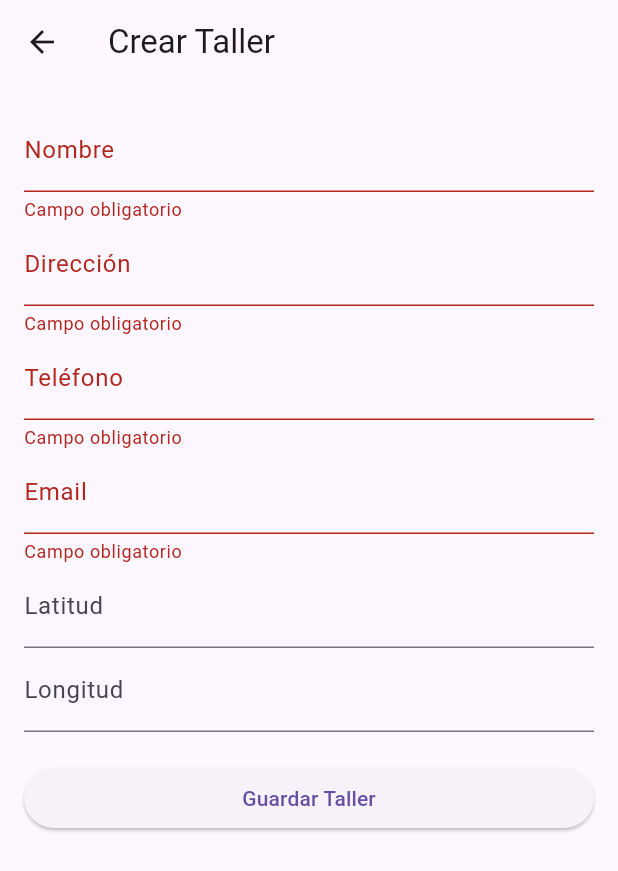
After one commit to oliivares/garage, a Flutter app: the CrearTallerScreen screen opened directly, after a tap on "Guardar Taller", on a phone screen of 412 x 824 dp. The commit adds this screen. Shown: the top 871 px of the screen. Run offline on Flutter 3.47's test engine with Material 3 defaults, Android fonts, the phone set to English and light mode, and no system bars; our stand-ins replace flutter_bloc, flutter_map, geolocator, latlong2, shared_preferences; accounts and stored records are empty.

Commit message:
gestionTalleres

```diff
--- /dev/null
+++ b/lib/features/gestionJefeTaller/data/models/taller.dart
@@ -0,0 +1,31 @@
+class Taller {
+  final int id;
+  final String nombre;
+  final String direccion;
+  final int telefono;
+  final String email;
+  final double latitud;
+  final double longitud;
+
+  Taller({
+    required this.id,
+    required this.nombre,
+    required this.direccion,
+    required this.telefono,
+    required this.email,
+    required this.latitud,
+    required this.longitud,
+  });
+
+  factory Taller.fromJson(Map<String, dynamic> json) {
+    return Taller(
+      id: json['id'],
+      nombre: json['nombre'],
+      direccion: json['direccion'],
+      telefono: json['telefono'],
+      email: json['email'],
+      latitud: json['latitud'],
+      longitud: json['longitud'],
+    );
+  }
+}
--- /dev/null
+++ b/lib/features/gestionJefeTaller/presentation/screens/crearTaller.dart
@@ -0,0 +1,114 @@
+import 'dart:convert';
+import 'package:flutter/material.dart';
+import 'package:http/http.dart' as http;
+import 'package:shared_preferences/shared_preferences.dart';
+
+class CrearTallerScreen extends StatefulWidget {
+  const CrearTallerScreen({super.key});
+
+  @override
+  State<CrearTallerScreen> createState() => _CrearTallerScreenState();
+}
+
+class _CrearTallerScreenState extends State<CrearTallerScreen> {
+  final _formKey = GlobalKey<FormState>();
+  final _nombreController = TextEditingController();
+  final _direccionController = TextEditingController();
+  final _telefonoController = TextEditingController();
+  final _emailController = TextEditingController();
+  final _latitudController = TextEditingController();
+  final _longitudController = TextEditingController();
+
+  Future<void> _guardarTaller() async {
+    if (!_formKey.currentState!.validate()) return;
+
+    try {
+      final prefs = await SharedPreferences.getInstance();
+      final token = prefs.getString("token") ?? '';
+
+      final url = Uri.parse('http://10.0.2.2/taller');
+      final response = await http.post(
+        url,
+        headers: {
+          'Content-Type': 'application/json',
+          'Authorization': 'Bearer $token',
+        },
+        body: jsonEncode({
+          "nombre": _nombreController.text.trim(),
+          "direccion": _direccionController.text.trim(),
+          "telefono": int.tryParse(_telefonoController.text.trim()) ?? 0,
+          "email": _emailController.text.trim(),
+          "latitud": double.tryParse(_latitudController.text.trim()) ?? 0.0,
+          "longitud": double.tryParse(_longitudController.text.trim()) ?? 0.0,
+        }),
+      );
+
+      if (response.statusCode == 200 || response.statusCode == 201) {
+        Navigator.pop(context, true);
+      } else {
+        ScaffoldMessenger.of(context).showSnackBar(
+          SnackBar(
+            content: Text('Error ${response.statusCode}: ${response.body}'),
+          ),
+        );
+      }
+    } catch (e) {
+      ScaffoldMessenger.of(
+        context,
+      ).showSnackBar(SnackBar(content: Text('Error al guardar taller: $e')));
+    }
+  }
+
+  @override
+  Widget build(BuildContext context) {
+    return Scaffold(
+      appBar: AppBar(title: const Text('Crear Taller')),
+      body: Padding(
+        padding: const EdgeInsets.all(16),
+        child: Form(
+          key: _formKey,
+          child: ListView(
+            children: [
+              TextFormField(
+                controller: _nombreController,
+                decoration: const InputDecoration(labelText: 'Nombre'),
+                validator: (v) => v!.isEmpty ? 'Campo obligatorio' : null,
+              ),
+              TextFormField(
+                controller: _direccionController,
+                decoration: const InputDecoration(labelText: 'Dirección'),
+                validator: (v) => v!.isEmpty ? 'Campo obligatorio' : null,
+              ),
+              TextFormField(
+                controller: _telefonoController,
+                decoration: const InputDecoration(labelText: 'Teléfono'),
+                keyboardType: TextInputType.number,
+                validator: (v) => v!.isEmpty ? 'Campo obligatorio' : null,
+              ),
+              TextFormField(
+                controller: _emailController,
+                decoration: const InputDecoration(labelText: 'Email'),
+                validator: (v) => v!.isEmpty ? 'Campo obligatorio' : null,
+              ),
+              TextFormField(
+                controller: _latitudController,
+                decoration: const InputDecoration(labelText: 'Latitud'),
+                keyboardType: TextInputType.number,
+              ),
+              TextFormField(
+                controller: _longitudController,
+                decoration: const InputDecoration(labelText: 'Longitud'),
+                keyboardType: TextInputType.number,
+              ),
+              const SizedBox(height: 20),
+              ElevatedButton(
+                onPressed: _guardarTaller,
+                child: const Text('Guardar Taller'),
+              ),
+            ],
+          ),
+        ),
+      ),
+    );
+  }
+}
--- a/lib/features/gestionUsuarioAdmin/presentation/screens/editarUsuarioAdmin.dart
+++ b/lib/features/gestionUsuarioAdmin/presentation/screens/editarUsuarioAdmin.dart
@@ -74,6 +74,7 @@ class _EditarUsuarioDialogState extends State<EditarUsuarioDialog> {
                   value: "JEFE_TALLER",
                   child: Text("JEFE_TALLER"),
                 ),
+                DropdownMenuItem(value: "MECANICO", child: Text("MECANICO")),
               ],
               onChanged: (value) {
                 setState(() {
```
Also changed, not shown: lib/features/cuenta/presentation/screens/cuenta_screen.dart (+18 -0 lines), lib/features/gestionJefeTaller/presentation/screens/talleres.dart (added, +93 -0 lines), lib/features/gestionJefeTaller/presentation/bloc/talleres_bloc.dart (added).
